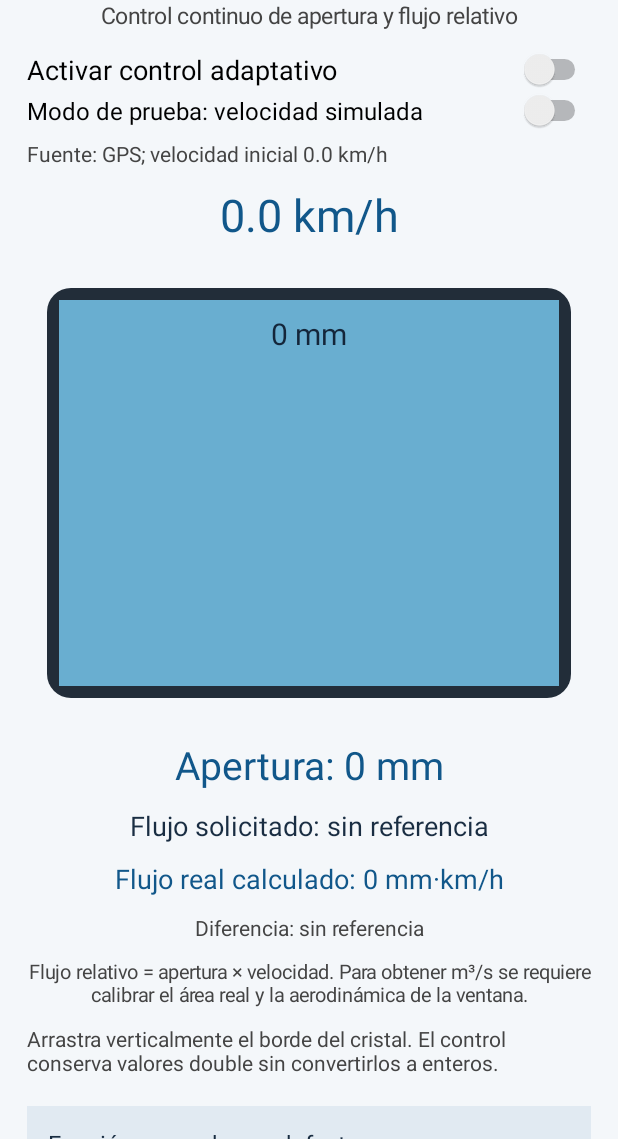
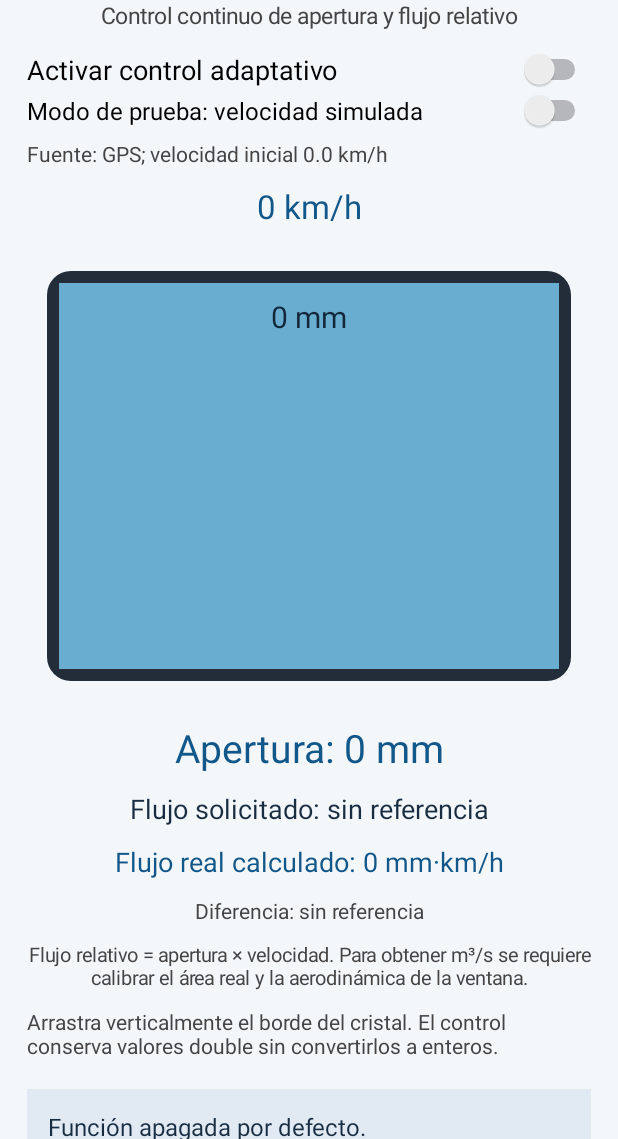
Before and after one commit to JorgeCervantesOjeda/hello-world, an Android app: the screen it shows after launch (MainActivity), on a phone screen of 412 x 824 dp, the part 97-1236 px from its top. Run offline under Robolectric (Android 15) with nearby library versions, the phone set to English and light mode, and no system bars.

Commit message:
Show full stored GPS speed precision

```diff
--- a/ventana-adaptativa-gps/app/build.gradle
+++ b/ventana-adaptativa-gps/app/build.gradle
@@ -7,11 +7,11 @@ android {
     compileSdk 35
 
     defaultConfig {
-        applicationId 'com.jorge.ventanaadaptativa.github.v251'
+        applicationId 'com.jorge.ventanaadaptativa.github.v252'
         minSdk 26
         targetSdk 35
-        versionCode 4
-        versionName '2.5.1-github'
+        versionCode 5
+        versionName '2.5.2-github'
     }
 
     compileOptions {
--- a/ventana-adaptativa-gps/app/src/main/java/com/jorge/ventanaadaptativa/MainActivity.java
+++ b/ventana-adaptativa-gps/app/src/main/java/com/jorge/ventanaadaptativa/MainActivity.java
@@ -26,6 +26,7 @@ import android.widget.SeekBar;
 import android.widget.Switch;
 import android.widget.TextView;
 
+import java.math.BigDecimal;
 import java.util.Locale;
 
 public final class MainActivity extends Activity implements LocationListener {
@@ -155,7 +156,7 @@ public final class MainActivity extends Activity implements LocationListener {
         sourceText = text("Fuente: GPS; velocidad inicial 0.0 km/h", 14, Color.DKGRAY);
         root.addView(sourceText);
 
-        speedText = text("0.0 km/h", 30, Color.rgb(17, 87, 138));
+        speedText = text("0 km/h", 22, Color.rgb(17, 87, 138));
         speedText.setGravity(Gravity.CENTER);
         root.addView(speedText);
 
@@ -542,7 +543,7 @@ public final class MainActivity extends Activity implements LocationListener {
     }
 
     private void refresh() {
-        speedText.setText(String.format(Locale.getDefault(), "%.1f km/h", speedKmh));
+        speedText.setText(formatSpeedKmh(speedKmh) + " km/h");
         gapText.setText(String.format(Locale.getDefault(),
                 "Apertura: %s mm", formatMillimeters(gapMm)));
         windowView.setGap(gapMm);
@@ -631,7 +632,7 @@ public final class MainActivity extends Activity implements LocationListener {
         }
         if (location.hasSpeed() && Float.isFinite(location.getSpeed())
                 && location.getSpeed() >= 0.0f) {
-            lastGpsSpeedKmh = location.getSpeed() * 3.6;
+            lastGpsSpeedKmh = ((double) location.getSpeed()) * 3.6d;
             speedKmh = lastGpsSpeedKmh;
             sourceText.setText("Fuente: GPS");
         } else {
@@ -712,6 +713,11 @@ public final class MainActivity extends Activity implements LocationListener {
 
     private static double clamp(double value, double minimum, double maximum) {
         return Math.max(minimum, Math.min(maximum, value));
+    }
+
+    private static String formatSpeedKmh(double value) {
+        if (!Double.isFinite(value)) return "no finita";
+        return BigDecimal.valueOf(value).stripTrailingZeros().toPlainString();
     }
 
     private static String formatMillimeters(double value) {
```
Also changed, not shown: 2 other files.
